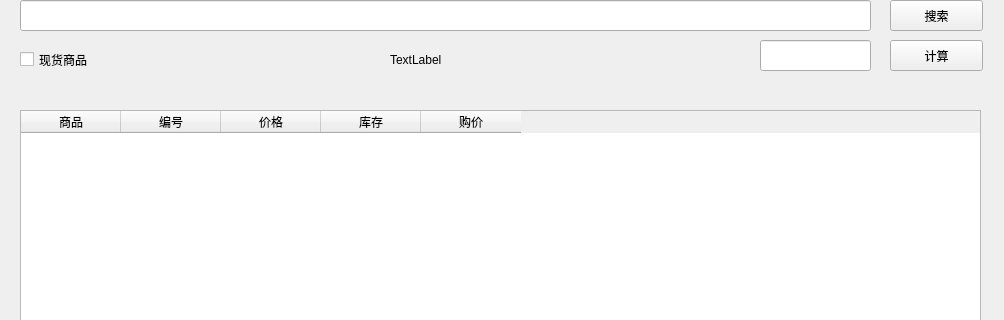
late0001/price_relations, file cmpp.ui: the form before one commit; both pictures show x 0 to 1004 and y 0 to 320 of the 1004 by 787 pixel window.
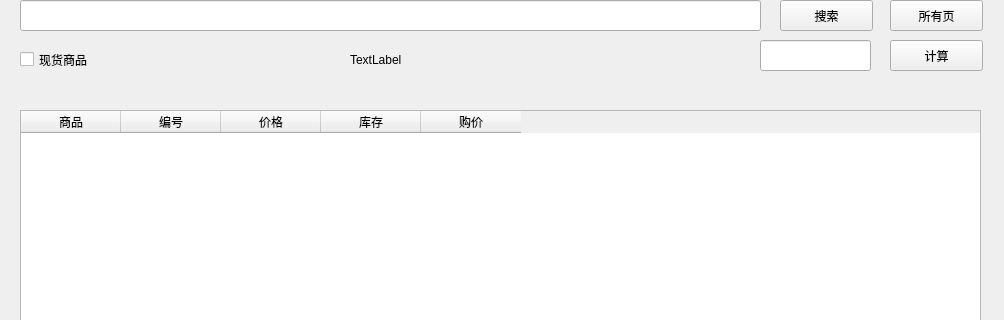
The form after the commit.

Commit message: Adding parameters to message processing Realize paging search and all page search

What changed in the file:
```diff
--- a/cmpp.ui
+++ b/cmpp.ui
@@ -19,7 +19,7 @@
      <rect>
       <x>20</x>
       <y>0</y>
-      <width>851</width>
+      <width>741</width>
       <height>31</height>
      </rect>
     </property>
@@ -27,7 +27,7 @@
    <widget class="QPushButton" name="pushButton">
     <property name="geometry">
      <rect>
-      <x>890</x>
+      <x>780</x>
       <y>0</y>
       <width>93</width>
       <height>31</height>
@@ -152,7 +152,7 @@
    <widget class="QLabel" name="lbl_Result">
     <property name="geometry">
      <rect>
-      <x>390</x>
+      <x>350</x>
       <y>50</y>
       <width>291</width>
       <height>20</height>
@@ -186,6 +186,19 @@
      <string>打开购物车</string>
     </property>
    </widget>
+   <widget class="QPushButton" name="btn_AllPage">
+    <property name="geometry">
+     <rect>
+      <x>890</x>
+      <y>0</y>
+      <width>93</width>
+      <height>31</height>
+     </rect>
+    </property>
+    <property name="text">
+     <string>所有页</string>
+    </property>
+   </widget>
   </widget>
   <widget class="QMenuBar" name="menubar">
    <property name="geometry">
```
The commit also changes 3 other files.
